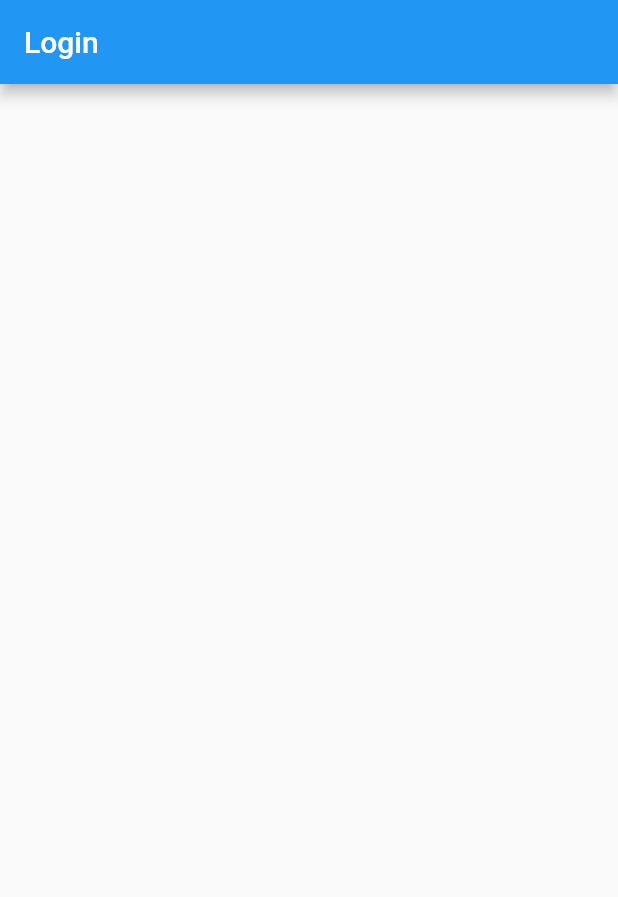
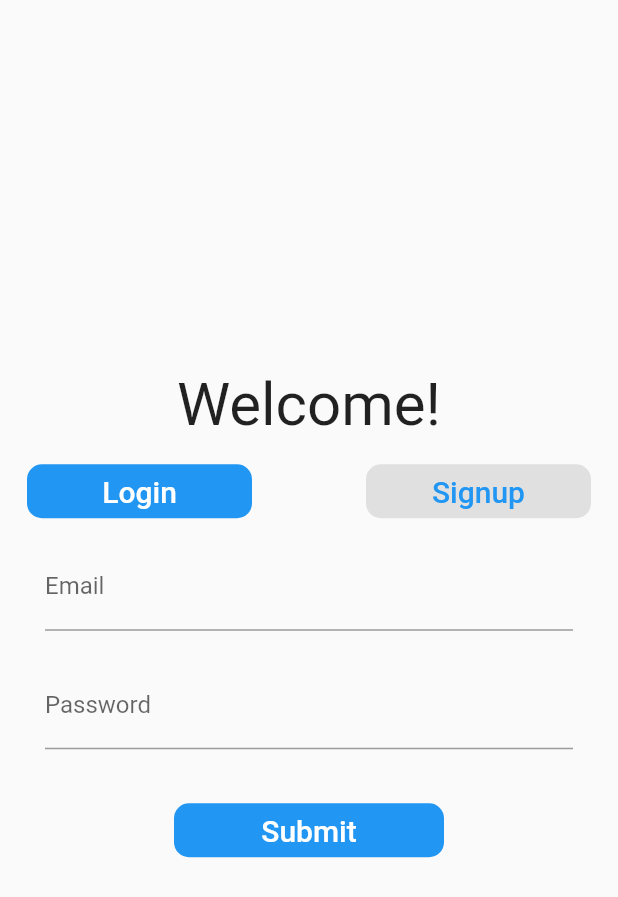
Before and after one commit to lahiruzone/chat-app-firebase, a Flutter app: the screen it shows after launch, on a phone screen of 412 x 824 dp. Shown: the top 897 px of the screen. Run offline on Flutter 3.47's test engine with Material 2 defaults, Android fonts, the phone set to English and light mode, and no system bars; our stand-ins replace cloud_firestore, firebase_auth, firebase_messaging; accounts and stored records are empty.

Commit message:
login screen

```diff
--- a/lib/main.dart
+++ b/lib/main.dart
@@ -1,6 +1,7 @@
 import 'package:chat_app/screens/home_screen.dart';
 import 'package:chat_app/screens/login_screen.dart';
 import 'package:chat_app/services/auth_service.dart';
+import 'package:chat_app/services/database_service.dart';
 import 'package:firebase_auth/firebase_auth.dart';
 import 'package:flutter/material.dart';
 import 'package:provider/provider.dart';
@@ -12,6 +13,9 @@ void main() => runApp(MultiProvider(
         ChangeNotifierProvider(create: (_) => UserData()),
         Provider<AuthService>(
           create: (_) => AuthService(),
+        ),
+        Provider<DatabaseService>(
+          create: (_) => DatabaseService(),
         )
       ],
       child: MyApp(),
--- a/lib/models/user_model.dart
+++ b/lib/models/user_model.dart
@@ -1,5 +1,3 @@
-import 'dart:html';
-
 import 'package:cloud_firestore/cloud_firestore.dart';
 
 class User {
--- a/lib/screens/login_screen.dart
+++ b/lib/screens/login_screen.dart
@@ -1,5 +1,7 @@
+import 'package:chat_app/services/auth_service.dart';
 import 'package:flutter/material.dart';
 import 'package:flutter/widgets.dart';
+import 'package:provider/provider.dart';
 
 class LoginScreen extends StatefulWidget {
   @override
@@ -8,13 +10,188 @@ class LoginScreen extends StatefulWidget {
   }
 }
 
+enum LoginState { login, signUp }
+
 class _LoginScreenState extends State<LoginScreen> {
+  LoginState _loginState = LoginState.login;
+
+  final _loginFormKry = GlobalKey<FormState>();
+  final _signupFormKey = GlobalKey<FormState>();
+  String _name, _email, _password;
+
+  _buildLoginForm() {
+    return Form(
+      key: _loginFormKry,
+      child: Column(
+        children: <Widget>[
+          _buildEmailTF(),
+          _buildPasswordTF(),
+        ],
+      ),
+    );
+  }
+
+  _buildSignupForm() {
+    return Form(
+      key: _signupFormKey,
+      child: Column(
+        children: <Widget>[
+          _buildNameTF(),
+          _buildEmailTF(),
+          _buildPasswordTF(),
+        ],
+      ),
+    );
+  }
+
+  _buildEmailTF() {
+    return Padding(
+      padding: const EdgeInsets.symmetric(horizontal: 30.0, vertical: 10.0),
+      child: TextFormField(
+        decoration: const InputDecoration(
+          labelText: 'Email',
+        ),
+        validator: (input) =>
+            !input.contains('@') ? 'Please enter a valied email' : null,
+        onSaved: (input) => _email = input,
+      ),
+    );
+  }
+
+  _buildPasswordTF() {
+    return Padding(
+      padding: const EdgeInsets.symmetric(horizontal: 30.0, vertical: 10.0),
+      child: TextFormField(
+        decoration: const InputDecoration(
+          labelText: 'Password',
+        ),
+        validator: (input) =>
+            input.length < 6 ? 'Must be atleast 6 charactors' : null,
+        onSaved: (input) => _password = input,
+        obscureText: true,
+      ),
+    );
+  }
+
+  _buildNameTF() {
+    return Padding(
+      padding: const EdgeInsets.symmetric(horizontal: 30.0, vertical: 10.0),
+      child: TextFormField(
+        decoration: const InputDecoration(
+          labelText: 'Name',
+        ),
+        validator: (input) =>
+            input.length == 0 ? 'Name can not be emply' : null,
+        onSaved: (input) => _name = input,
+      ),
+    );
+  }
+
+  _submit() async {
+    final authService = Provider.of<AuthService>(context,
+        listen: false); //listen: false => widgets not rerender
+    try {
+      if (_loginState == LoginState.login &&
+          _loginFormKry.currentState.validate()) {
+        _loginFormKry.currentState.save();
+        await authService.login(_email, _password);
+      } else if (_loginState == LoginState.signUp &&
+          _signupFormKey.currentState.validate()) {
+        _signupFormKey.currentState.save();
+        await authService.signup(_name, _email, _password);
+      }
+    } catch (err) {
+      _showErrorDailog(err.message);
+    }
+  }
+
+  _showErrorDailog(String errorMessage) {
+    showDialog(
+        context: context,
+        builder: (_) {
+          return AlertDialog(
+            title: Text('Error'),
+            content: Text(errorMessage),
+            actions: <Widget>[
+              FlatButton(
+                  onPressed: () => Navigator.pop(context), child: Text('Ok'))
+            ],
+          );
+        });
+  }
+
   @override
   Widget build(BuildContext context) {
-    // TODO: implement build
     return Scaffold(
-      appBar: AppBar(
-        title: Text("Login"),
+      body: Center(
+        child: Column(
+          mainAxisAlignment: MainAxisAlignment.center,
+          children: <Widget>[
+            Text(
+              "Welcome!",
+              style: TextStyle(fontSize: 40.0),
+            ),
+            const SizedBox(height: 10.0),
+            Row(
+              mainAxisAlignment: MainAxisAlignment.spaceEvenly,
+              children: <Widget>[
+                Container(
+                  width: 150.0,
+                  child: FlatButton(
+                      shape: RoundedRectangleBorder(
+                          borderRadius: BorderRadius.circular(10.0)),
+                      color: _loginState == LoginState.login
+                          ? Colors.blue
+                          : Colors.grey[300],
+                      onPressed: () =>
+                          setState(() => _loginState = LoginState.login),
+                      child: Text("Login",
+                          style: TextStyle(
+                              fontSize: 20.0,
+                              color: _loginState == LoginState.login
+                                  ? Colors.white
+                                  : Colors.blue))),
+                ),
+                SizedBox(width: 40.0),
+                Container(
+                  width: 150.0,
+                  child: FlatButton(
+                      shape: RoundedRectangleBorder(
+                          borderRadius: BorderRadius.circular(10.0)),
+                      color: _loginState == LoginState.signUp
+                          ? Colors.blue
+                          : Colors.grey[300],
+                      onPressed: () =>
+                          setState(() => _loginState = LoginState.signUp),
+                      child: Text("Signup",
+                          style: TextStyle(
+                              fontSize: 20.0,
+                              color: _loginState == LoginState.signUp
+                                  ? Colors.white
+                                  : Colors.blue))),
+                ),
+              ],
+            ),
+            _loginState == LoginState.login
+                ? _buildLoginForm()
+                : _buildSignupForm(),
+            const SizedBox(
+              height: 20.0,
+            ),
+            Container(
+              width: 180.0,
+              child: FlatButton(
+                  shape: RoundedRectangleBorder(
+                      borderRadius: BorderRadius.circular(10.0)),
+                  color: Colors.blue,
+                  onPressed: _submit,
+                  child: Text(
+                    'Submit',
+                    style: TextStyle(color: Colors.white, fontSize: 20.0),
+                  )),
+            )
+          ],
+        ),
       ),
     );
   }
--- a/lib/services/auth_service.dart
+++ b/lib/services/auth_service.dart
@@ -11,7 +11,7 @@ class AuthService {
 
   Future<void> signup(String name, String email, String password) async {
     try {
-      AuthResult authResult = await _auth.signInWithEmailAndPassword(
+      AuthResult authResult = await _auth.createUserWithEmailAndPassword(
           email: email, password: password);
 
       if (authResult.user != null) {
```
Also changed, not shown: lib/services/database_service.dart (added, +24 -0 lines), lib/models/user_data.dart (line endings or trailing spaces).
